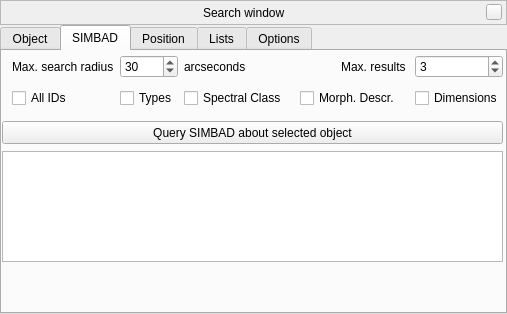
Old version of the form src/gui/searchDialogGui.ui in the repository 519984307/stellarium_src.
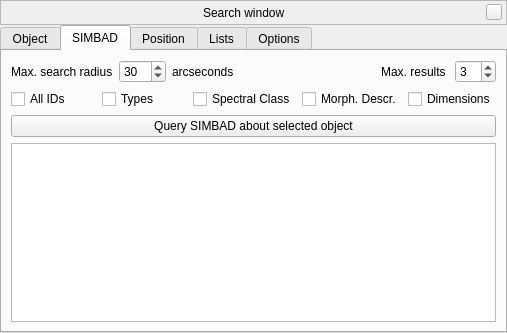
New version of the form. The open tabs and pages were chosen to show the change. Custom widgets are drawn as their Qt base class.

Commit message: A tiny fix for Search Tool and extract new lines for translation

The edit to the form file:
```diff
--- a/src/gui/searchDialogGui.ui
+++ b/src/gui/searchDialogGui.ui
@@ -7,7 +7,7 @@
     <x>0</x>
     <y>0</y>
     <width>507</width>
-    <height>314</height>
+    <height>333</height>
    </rect>
   </property>
   <property name="sizePolicy">
@@ -669,15 +669,9 @@
       <attribute name="title">
        <string>SIMBAD</string>
       </attribute>
+      <layout class="QGridLayout" name="gridLayout_4">
+       <item row="3" column="0">
       <widget class="QTextBrowser" name="simbadCooResultsTextBrowser">
-       <property name="geometry">
-        <rect>
-         <x>0</x>
-         <y>100</y>
-         <width>501</width>
-         <height>111</height>
-        </rect>
-       </property>
        <property name="sizePolicy">
         <sizepolicy hsizetype="Expanding" vsizetype="Expanding">
          <horstretch>35</horstretch>
@@ -699,75 +693,16 @@
         <bool>false</bool>
        </property>
       </widget>
-      <widget class="QPushButton" name="simbadCooQueryButton">
-       <property name="geometry">
-        <rect>
-         <x>0</x>
-         <y>70</y>
-         <width>501</width>
-         <height>23</height>
-        </rect>
-       </property>
-       <property name="sizePolicy">
-        <sizepolicy hsizetype="Expanding" vsizetype="Fixed">
-         <horstretch>0</horstretch>
-         <verstretch>0</verstretch>
-        </sizepolicy>
-       </property>
-       <property name="text">
-        <string>Query SIMBAD about selected object</string>
-       </property>
-      </widget>
-      <widget class="QWidget" name="gridLayoutWidget">
-       <property name="geometry">
-        <rect>
-         <x>10</x>
-         <y>0</y>
-         <width>491</width>
-         <height>61</height>
-        </rect>
-       </property>
-       <layout class="QGridLayout" name="simbadCooGridLayout">
-        <item row="1" column="2">
-         <widget class="QCheckBox" name="spectralClassCheckBox">
-          <property name="sizePolicy">
-           <sizepolicy hsizetype="MinimumExpanding" vsizetype="Fixed">
-            <horstretch>0</horstretch>
-            <verstretch>0</verstretch>
-           </sizepolicy>
-          </property>
-          <property name="text">
-           <string>Spectral Class</string>
-          </property>
-         </widget>
-        </item>
-        <item row="1" column="1">
-         <widget class="QCheckBox" name="typesCheckBox">
-          <property name="sizePolicy">
-           <sizepolicy hsizetype="Minimum" vsizetype="Fixed">
-            <horstretch>0</horstretch>
-            <verstretch>0</verstretch>
-           </sizepolicy>
-          </property>
-          <property name="text">
-           <string>Types</string>
-          </property>
-         </widget>
-        </item>
-        <item row="1" column="0">
-         <widget class="QCheckBox" name="allIDsCheckBox">
-          <property name="sizePolicy">
-           <sizepolicy hsizetype="Minimum" vsizetype="Fixed">
-            <horstretch>0</horstretch>
-            <verstretch>0</verstretch>
-           </sizepolicy>
-          </property>
-          <property name="text">
-           <string>All IDs</string>
-          </property>
-         </widget>
         </item>
         <item row="0" column="0">
+        <layout class="QHBoxLayout" name="horizontalLayout_4">
+         <property name="leftMargin">
+          <number>0</number>
+         </property>
+         <property name="topMargin">
+          <number>0</number>
+         </property>
+         <item>
          <widget class="QLabel" name="searchRadiusLabel">
           <property name="sizePolicy">
            <sizepolicy hsizetype="Minimum" vsizetype="Preferred">
@@ -780,68 +715,7 @@
           </property>
          </widget>
         </item>
-        <item row="1" column="3">
-         <widget class="QCheckBox" name="morphoCheckBox">
-          <property name="sizePolicy">
-           <sizepolicy hsizetype="MinimumExpanding" vsizetype="Fixed">
-            <horstretch>0</horstretch>
-            <verstretch>0</verstretch>
-           </sizepolicy>
-          </property>
-          <property name="text">
-           <string>Morph. Descr.</string>
-          </property>
-         </widget>
-        </item>
-        <item row="1" column="4">
-         <widget class="QCheckBox" name="dimsCheckBox">
-          <property name="sizePolicy">
-           <sizepolicy hsizetype="Minimum" vsizetype="Fixed">
-            <horstretch>0</horstretch>
-            <verstretch>0</verstretch>
-           </sizepolicy>
-          </property>
-          <property name="text">
-           <string>Dimensions</string>
-          </property>
-         </widget>
-        </item>
-        <item row="0" column="4">
-         <widget class="QSpinBox" name="resultsSpinBox">
-          <property name="sizePolicy">
-           <sizepolicy hsizetype="Minimum" vsizetype="Fixed">
-            <horstretch>0</horstretch>
-            <verstretch>0</verstretch>
-           </sizepolicy>
-          </property>
-          <property name="minimum">
-           <number>1</number>
-          </property>
-          <property name="maximum">
-           <number>10</number>
-          </property>
-          <property name="value">
-           <number>3</number>
-          </property>
-         </widget>
-        </item>
-        <item row="0" column="3">
-         <widget class="QLabel" name="maxResultsLabel">
-          <property name="sizePolicy">
-           <sizepolicy hsizetype="MinimumExpanding" vsizetype="Preferred">
-            <horstretch>0</horstretch>
-            <verstretch>0</verstretch>
-           </sizepolicy>
-          </property>
-          <property name="text">
-           <string>Max. results </string>
-          </property>
-          <property name="alignment">
-           <set>Qt::AlignRight|Qt::AlignTrailing|Qt::AlignVCenter</set>
-          </property>
-         </widget>
-        </item>
-        <item row="0" column="1">
+         <item>
          <widget class="QSpinBox" name="searchRadiusSpinBox">
           <property name="sizePolicy">
            <sizepolicy hsizetype="Minimum" vsizetype="Fixed">
@@ -860,7 +734,7 @@
           </property>
          </widget>
         </item>
-        <item row="0" column="2">
+         <item>
          <widget class="QLabel" name="arcsecLabel">
           <property name="sizePolicy">
            <sizepolicy hsizetype="Minimum" vsizetype="Preferred">
@@ -873,8 +747,142 @@
           </property>
          </widget>
         </item>
-       </layout>
-      </widget>
+         <item>
+          <spacer name="horizontalSpacer">
+           <property name="orientation">
+            <enum>Qt::Horizontal</enum>
+           </property>
+           <property name="sizeHint" stdset="0">
+            <size>
+             <width>40</width>
+             <height>20</height>
+            </size>
+           </property>
+          </spacer>
+         </item>
+         <item>
+          <widget class="QLabel" name="maxResultsLabel">
+           <property name="sizePolicy">
+            <sizepolicy hsizetype="MinimumExpanding" vsizetype="Preferred">
+             <horstretch>0</horstretch>
+             <verstretch>0</verstretch>
+            </sizepolicy>
+           </property>
+           <property name="text">
+            <string>Max. results </string>
+           </property>
+           <property name="alignment">
+            <set>Qt::AlignRight|Qt::AlignTrailing|Qt::AlignVCenter</set>
+           </property>
+          </widget>
+         </item>
+         <item>
+          <widget class="QSpinBox" name="resultsSpinBox">
+           <property name="sizePolicy">
+            <sizepolicy hsizetype="Minimum" vsizetype="Fixed">
+             <horstretch>0</horstretch>
+             <verstretch>0</verstretch>
+            </sizepolicy>
+           </property>
+           <property name="minimum">
+            <number>1</number>
+           </property>
+           <property name="maximum">
+            <number>10</number>
+           </property>
+           <property name="value">
+            <number>3</number>
+           </property>
+          </widget>
+         </item>
+        </layout>
+       </item>
+       <item row="2" column="0">
+        <widget class="QPushButton" name="simbadCooQueryButton">
+         <property name="sizePolicy">
+          <sizepolicy hsizetype="Expanding" vsizetype="Fixed">
+           <horstretch>0</horstretch>
+           <verstretch>0</verstretch>
+          </sizepolicy>
+         </property>
+         <property name="text">
+          <string>Query SIMBAD about selected object</string>
+         </property>
+        </widget>
+       </item>
+       <item row="1" column="0">
+        <layout class="QHBoxLayout" name="horizontalLayout_3">
+         <item>
+          <widget class="QCheckBox" name="allIDsCheckBox">
+           <property name="sizePolicy">
+            <sizepolicy hsizetype="Expanding" vsizetype="Fixed">
+             <horstretch>0</horstretch>
+             <verstretch>0</verstretch>
+            </sizepolicy>
+           </property>
+           <property name="text">
+            <string>All IDs</string>
+           </property>
+          </widget>
+         </item>
+         <item>
+          <widget class="QCheckBox" name="typesCheckBox">
+           <property name="sizePolicy">
+            <sizepolicy hsizetype="Expanding" vsizetype="Fixed">
+             <horstretch>0</horstretch>
+             <verstretch>0</verstretch>
+            </sizepolicy>
+           </property>
+           <property name="text">
+            <string>Types</string>
+           </property>
+          </widget>
+         </item>
+         <item>
+          <widget class="QCheckBox" name="spectralClassCheckBox">
+           <property name="sizePolicy">
+            <sizepolicy hsizetype="Expanding" vsizetype="Fixed">
+             <horstretch>0</horstretch>
+             <verstretch>0</verstretch>
+            </sizepolicy>
+           </property>
+           <property name="text">
+            <string>Spectral Class</string>
+           </property>
+          </widget>
+         </item>
+         <item>
+          <widget class="QCheckBox" name="morphoCheckBox">
+           <property name="sizePolicy">
+            <sizepolicy hsizetype="Expanding" vsizetype="Fixed">
+             <horstretch>0</horstretch>
+             <verstretch>0</verstretch>
+            </sizepolicy>
+           </property>
+           <property name="toolTip">
+            <string>Morphological description</string>
+           </property>
+           <property name="text">
+            <string>Morph. Descr.</string>
+           </property>
+          </widget>
+         </item>
+         <item>
+          <widget class="QCheckBox" name="dimsCheckBox">
+           <property name="sizePolicy">
+            <sizepolicy hsizetype="Expanding" vsizetype="Fixed">
+             <horstretch>0</horstretch>
+             <verstretch>0</verstretch>
+            </sizepolicy>
+           </property>
+           <property name="text">
+            <string>Dimensions</string>
+           </property>
+          </widget>
+         </item>
+        </layout>
+       </item>
+      </layout>
      </widget>
      <widget class="QWidget" name="tabPosition">
       <attribute name="title">
```
Left out of the diff: 2 changed lines with no effect on the pictures. Lines whose indentation alone changed are shown as unchanged.
